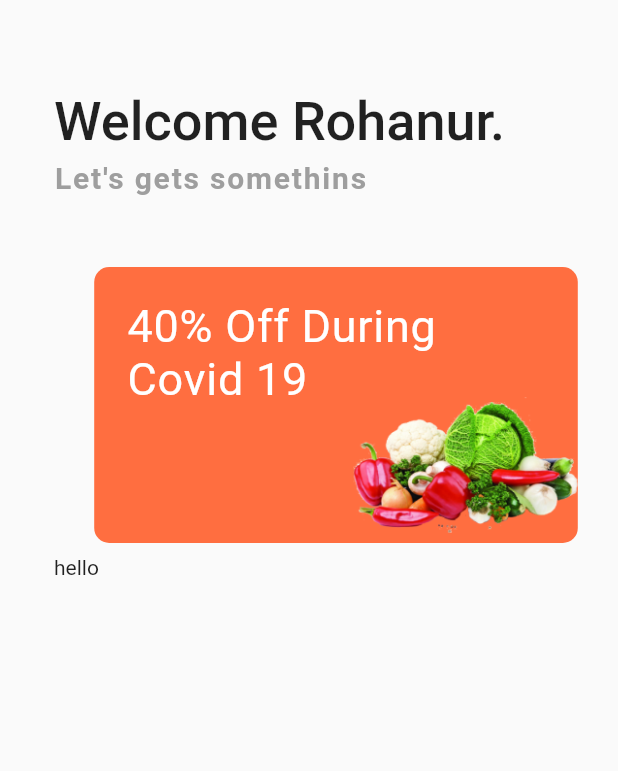
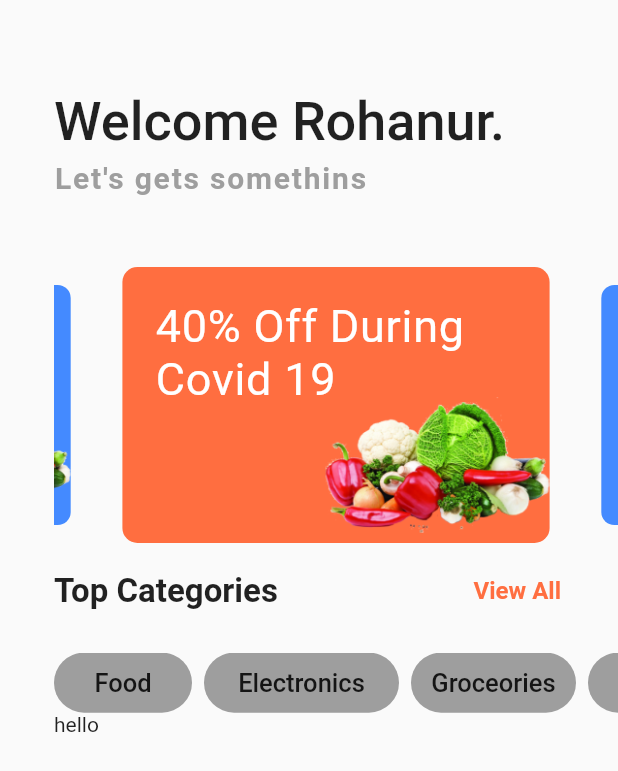
Before and after one commit to ontu001/tech_ecommerce_flutter, a Flutter app: the screen it shows after launch, on a phone screen of 412 x 824 dp. Shown: the top 771 px of the screen. Run offline on Flutter 3.47's test engine with Material 2 defaults, Android fonts, the phone set to English and light mode, and no system bars; drawn by our look-alikes of carousel_slider; Roboto replaces fonts that are missing (Raleway).

Commit message:
Category section added

```diff
--- a/lib/screen/home_screen.dart
+++ b/lib/screen/home_screen.dart
@@ -111,21 +111,115 @@ class HomeScreen extends StatelessWidget {
                               options: CarouselOptions(
                                 height: 200,
                                 aspectRatio: 16 / 9,
-                                viewportFraction: 0.9,
                                 initialPage: 0,
                                 enableInfiniteScroll: true,
-                                reverse: false,
+                                reverse: true,
                                 autoPlay: true,
                                 autoPlayInterval: Duration(seconds: 3),
                                 autoPlayAnimationDuration:
                                     Duration(milliseconds: 800),
-                                autoPlayCurve: Curves.fastOutSlowIn,
                                 enlargeCenterPage: true,
                                 enlargeFactor: 0.3,
                                 scrollDirection: Axis.horizontal,
                               ))
                         ],
                       ),
+                    ),
+                    Column(
+                      children: [
+                        Padding(
+                          padding: EdgeInsets.only(right: 30.0),
+                          child: Row(
+                            mainAxisAlignment: MainAxisAlignment.spaceBetween,
+                            children: [
+                              Text("Top Categories",style: TextStyle(fontSize: 22.0,fontWeight: FontWeight.w600),),
+                              TextButton(onPressed: (){}, child: Text("View All",style: TextStyle(color: Colors.deepOrangeAccent,fontSize: 16.0,fontWeight: FontWeight.w600),)),
+                            ],
+                          ),
+                        ),
+                        SizedBox(height: 17.1,),
+                        SingleChildScrollView(
+                          scrollDirection: Axis.horizontal,
+                          child: Row(
+                            children: [
+                              Container(
+                                height: 40,
+                                width: 92,
+                                decoration: BoxDecoration(
+                                    borderRadius:
+                                    BorderRadius.circular(22.0),
+                                  color: Colors.grey,),
+                                child: Padding(
+                                  padding: EdgeInsets.all(10.0),
+                                  child: Center(
+                                    child: Text("Food",style: TextStyle(fontSize: 17,fontWeight: FontWeight.w500),),
+                                  )
+                                ),
+                              ),
+                              SizedBox(width: 8.0,),
+                              Container(
+                                height: 40,
+                                width: 130,
+                                decoration: BoxDecoration(
+                                  borderRadius:
+                                  BorderRadius.circular(22.0),
+                                  color: Colors.grey,),
+                                child: Padding(
+                                    padding: EdgeInsets.all(10.0),
+                                    child: Center(
+                                      child: Text("Electronics",style: TextStyle(fontSize: 17,fontWeight: FontWeight.w500),),
+                                    )
+                                ),
+                              ),
+                              SizedBox(width: 8.0,),
+                              Container(
+                                height: 40,
+                                width: 110,
+                                decoration: BoxDecoration(
+                                  borderRadius:
+                                  BorderRadius.circular(22.0),
+                                  color: Colors.grey,),
+                                child: Padding(
+                                    padding: EdgeInsets.all(10.0),
+                                    child: Center(
+                                      child: Text("Groceories",style: TextStyle(fontSize: 17,fontWeight: FontWeight.w500),),
+                                    )
+                                ),
+                              ),
+                              SizedBox(width: 8.0,),
+                              Container(
+                                height: 40,
+                                width: 90,
+                                decoration: BoxDecoration(
+                                  borderRadius:
+                                  BorderRadius.circular(22.0),
+                                  color: Colors.grey,),
+                                child: Padding(
+                                    padding: EdgeInsets.all(10.0),
+                                    child: Center(
+                                      child: Text("Dress",style: TextStyle(fontSize: 17,fontWeight: FontWeight.w500),),
+                                    )
+                                ),
+                              ),
+                              SizedBox(width: 8.0,),
+                              Container(
+                                height: 40,
+                                width: 94,
+                                decoration: BoxDecoration(
+                                  borderRadius:
+                                  BorderRadius.circular(22.0),
+                                  color: Colors.grey,),
+                                child: Padding(
+                                    padding: EdgeInsets.all(10.0),
+                                    child: Center(
+                                      child: Text("Gadgets",style: TextStyle(fontSize: 17,fontWeight: FontWeight.w500),),
+                                    )
+                                ),
+                              ),
+                            ],
+                          ),
+                        ),
+                      ],
                     ),
                   ],
                 ),
```
